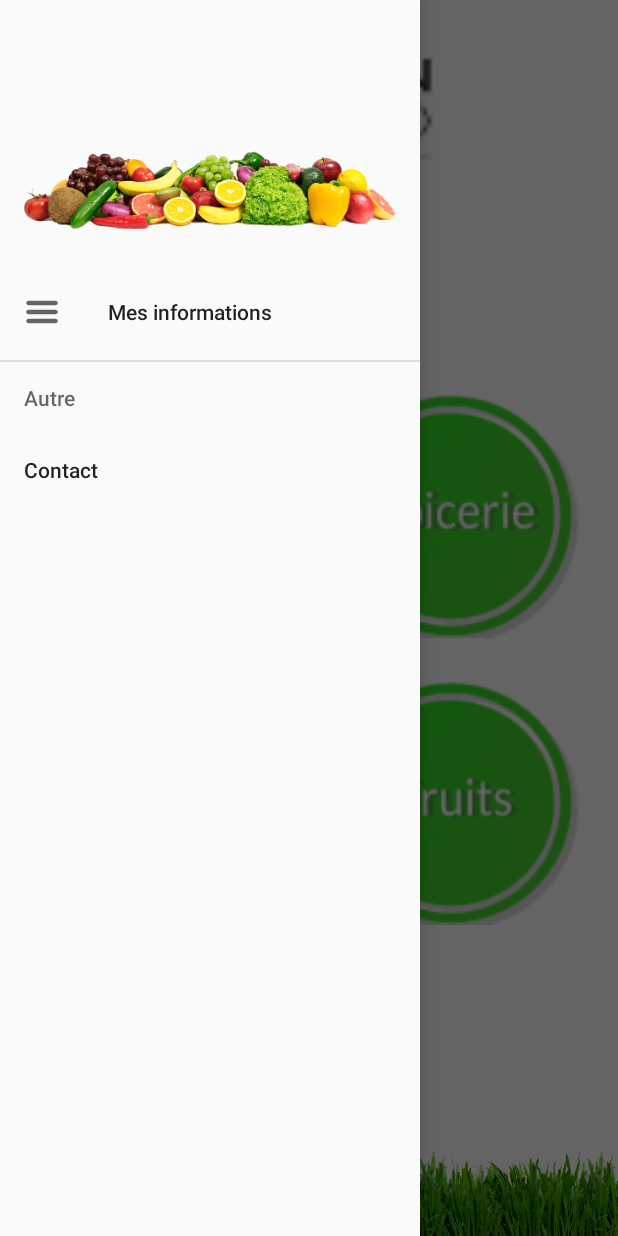
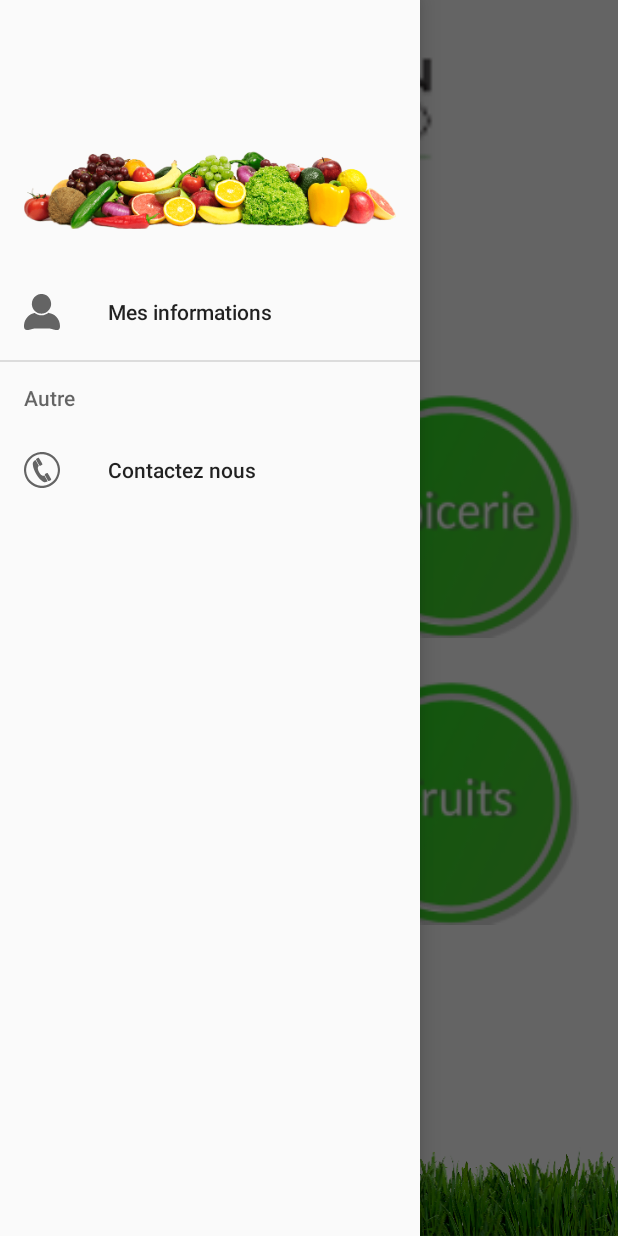
Before and after one commit to jeremywalczak/lesjardinsdecaro, an Android app: the screen it shows after launch (HomePageActivity), with the side drawer open, on a phone screen of 412 x 824 dp. Run offline under Robolectric (Android 15) with nearby library versions, the phone set to English and light mode, and no system bars; our stand-ins replace Picasso; pictures from the network do not load; 5 statements that could not run were skipped.

Commit message:
some fix

```diff
--- a/app/build.gradle
+++ b/app/build.gradle
@@ -43,7 +43,6 @@ dependencies {
 
     implementation 'com.squareup.picasso:picasso:2.71828'
 
-
     implementation 'io.reactivex.rxjava2:rxandroid:2.1.0'
     implementation 'androidx.core:core-ktx:1.1.0-alpha03'
     implementation "org.koin:koin-android:1.0.2"
--- /dev/null
+++ b/app/src/main/res/drawable-hdpi/rounded_black.xml
@@ -0,0 +1,6 @@
+<?xml version="1.0" encoding="utf-8"?>
+<shape xmlns:android="http://schemas.android.com/apk/res/android"
+    android:shape="oval">
+    <solid android:color="@android:color/black" />
+
+</shape>
--- /dev/null
+++ b/app/src/main/res/drawable-hdpi/rounded_grey.xml
@@ -0,0 +1,6 @@
+<?xml version="1.0" encoding="utf-8"?>
+<shape xmlns:android="http://schemas.android.com/apk/res/android"
+    android:shape="oval">
+    <solid android:color="@android:color/darker_gray" />
+
+</shape>
--- /dev/null
+++ b/app/src/main/res/drawable/ic_call.xml
@@ -0,0 +1,22 @@
+<vector xmlns:android="http://schemas.android.com/apk/res/android"
+    android:width="1280dp"
+    android:height="1280dp"
+    android:viewportWidth="1280"
+    android:viewportHeight="1280">
+  <path
+      android:pathData="M614.5,0.6c-21.6,1.3 -39.1,2.8 -53,4.5 -99.5,12.2 -192.7,46.7 -276,102.2 -90.7,60.4 -164.8,143.3 -214.6,240.2 -39.5,76.9 -61.5,154.9 -69,245 -1.7,19.3 -1.7,75.7 0,95 7.5,90.1 29.5,168.1 69,245 61,118.7 157.9,215.6 276.6,276.6 76.9,39.5 154.9,61.5 245,69 19.3,1.7 75.7,1.7 95,-0 90.1,-7.5 168.1,-29.5 245,-69 118.7,-61 215.6,-157.9 276.6,-276.6 39.5,-76.9 61.5,-154.9 69,-245 1.7,-19.3 1.7,-75.7 0,-95 -7.5,-90.1 -29.5,-168.1 -69,-245 -61,-118.7 -157.9,-215.6 -276.6,-276.6 -75.3,-38.7 -153.1,-61 -239,-68.4 -16.4,-1.5 -66.6,-2.7 -79,-1.9zM688.4,78.5c131,11.2 251.9,67.1 346.4,159.9 98,96.3 156.1,221 167.3,359.1 1.5,19.3 1.5,65.7 0,85 -11,135 -66.4,256.7 -160.5,352.3 -96.5,98.1 -220.6,155.9 -359.1,167.3 -19.3,1.6 -65.7,1.6 -85,-0 -138.6,-11.4 -262.8,-69.2 -359.1,-167.2 -94.3,-96.1 -149.3,-216.7 -160.5,-352.4 -1.6,-19.3 -1.6,-65.7 0,-85 11.5,-138.8 69.3,-262.8 167.2,-359.1 87.8,-86.2 198.8,-140.8 318.9,-156.8 41.6,-5.5 83.2,-6.6 124.4,-3.1z"
+      android:fillColor="#8bc34a"
+      android:strokeColor="#00000000"/>
+  <path
+      android:pathData="M506,206.2c-5.4,1.5 -67.9,37.9 -71.6,41.7 -8.3,8.4 -10.2,20.7 -5,30.9 5.4,10.5 114.9,199.8 117.5,203.2 5.8,7.3 18.6,11.6 27.6,9.1 4.6,-1.2 66.2,-36.5 71.5,-40.9 6.8,-5.7 10.5,-17.9 8.1,-26.7 -0.6,-2.2 -27.4,-49.7 -59.6,-105.5 -47.4,-82.2 -59.4,-102.3 -63.1,-105.7 -6.8,-6.4 -16.4,-8.7 -25.4,-6.1z"
+      android:fillColor="#8bc34a"
+      android:strokeColor="#00000000"/>
+  <path
+      android:pathData="M394.2,293.3c-21.4,13 -32.1,20.8 -43.5,31.7 -33.4,31.9 -42.3,63.6 -36.6,129.5 8.2,94.2 54.9,220.1 124.9,336.5 65.7,109.2 144.6,199.6 217.5,249.2 37.5,25.5 60.8,34.3 91,34.3 20.2,-0 37,-4 60.6,-14.5 11,-5 36.5,-18.5 37.4,-19.9 0.3,-0.6 -113.7,-199.2 -119.8,-208.8 -0.6,-1 -1.7,-0.8 -4.7,0.7 -6.9,3.5 -18.3,6.9 -27.2,8 -32.7,4 -71.4,-14.8 -107.3,-52.2 -44.4,-46.2 -79.6,-114.3 -90.5,-175.3 -8.1,-44.8 -2,-80.9 17.5,-103.8 3.3,-3.9 14.4,-13.2 16.6,-13.9 0.8,-0.3 -21.7,-40.1 -59,-104.9 -33.2,-57.4 -60.6,-104.7 -61,-105.1 -0.4,-0.5 -7.5,3.4 -15.9,8.5z"
+      android:fillColor="#8bc34a"
+      android:strokeColor="#00000000"/>
+  <path
+      android:pathData="M822,747c-5.5,0.7 -4.6,0.3 -41.3,21.4 -16.4,9.4 -31.4,18.6 -33.3,20.4 -7.2,6.9 -10.2,18.5 -7.2,27.3 1.7,5 115.5,202.6 119.7,207.8 7.1,9 21.2,11.7 32.6,6.2 8.6,-4.1 61.4,-34.7 65.5,-38 5.6,-4.5 9,-12 9,-20.2 0,-3.7 -0.5,-8.1 -1.2,-9.6 -3.4,-8 -117.5,-204.3 -120.6,-207.5 -6.1,-6.4 -14.1,-9.1 -23.2,-7.8z"
+      android:fillColor="#8bc34a"
+      android:strokeColor="#00000000"/>
+</vector>
--- /dev/null
+++ b/app/src/main/res/drawable/ic_user.xml
@@ -0,0 +1,14 @@
+<vector xmlns:android="http://schemas.android.com/apk/res/android"
+    android:width="1280dp"
+    android:height="1248dp"
+    android:viewportWidth="1280"
+    android:viewportHeight="1248">
+  <path
+      android:pathData="M600.5,0.6c-2.2,0.2 -8.9,0.9 -14.9,1.4 -54.2,5.3 -108.7,25.3 -155.6,57.1 -108.9,73.8 -165.9,202.9 -147,333.1 11.7,80.2 50.7,151.8 112.9,207.5 45.4,40.6 105.7,69.7 166.6,80.2 22,3.9 31.7,4.6 59.5,4.6 27.8,-0 37.5,-0.7 59.5,-4.6 121.8,-21.1 225,-109.6 264.7,-226.9 35.3,-104.3 18.9,-218 -44.2,-307.5 -56.8,-80.4 -143.7,-131.8 -242.5,-143.5 -9.2,-1.1 -51.8,-2.1 -59,-1.4z"
+      android:fillColor="#8bc34a"
+      android:strokeColor="#00000000"/>
+  <path
+      android:pathData="M858.5,659.4c-47.8,36.3 -108.5,62.6 -168.7,73 -24.7,4.3 -34.8,5.1 -67.8,5.1 -31.9,-0 -36.4,-0.3 -61.2,-4.1 -58.6,-8.8 -117.1,-32.6 -166.8,-67.6l-11.4,-8.1 -10.6,1.7c-5.8,1 -18.1,3.8 -27.5,6.1 -80.7,20.4 -152.8,61.6 -212,121 -72.6,72.8 -117,165.5 -129.7,270.4 -2.9,23.8 -3.2,74.1 -0.5,93 5.3,37.8 14.2,58.9 32,75.8 17.1,16.3 42.1,23.4 77.2,22 26.9,-1.1 53.3,-5.5 123,-20.8 81.7,-17.9 119.5,-24.4 169,-29.1 20.5,-1.9 452.5,-1.9 473,-0 49.5,4.7 87.3,11.2 169,29.1 69.7,15.3 96.1,19.7 123,20.8 25.4,1 43.8,-2.1 60.5,-10.3 17.2,-8.4 31.5,-25.4 39,-46.3 7.4,-20.3 10.8,-42 11.7,-73.6 3.4,-123 -45.1,-243.9 -133.2,-332 -70.7,-70.7 -160.8,-115.6 -259.7,-129.4 -20.6,-2.9 -20.1,-3 -28.3,3.3z"
+      android:fillColor="#8bc34a"
+      android:strokeColor="#00000000"/>
+</vector>
--- a/app/src/main/res/layout/fragment_homepage.xml
+++ b/app/src/main/res/layout/fragment_homepage.xml
@@ -38,6 +38,7 @@
             android:clipToPadding="false"
             app:layout_constraintEnd_toEndOf="parent"
             app:layout_constraintStart_toStartOf="parent" />
+
     <ImageView
             android:clickable="true"
             android:layout_width="0dp"
@@ -68,7 +69,7 @@
             app:layout_constraintStart_toStartOf="parent"
             android:layout_marginStart="16dp" app:layout_constraintHorizontal_bias="0.5"
             app:layout_constraintEnd_toStartOf="@+id/fruitsImageView" android:src="@drawable/button_cave"
-            app:layout_constraintBottom_toTopOf="@+id/imageView7"
+            app:layout_constraintBottom_toTopOf="@+id/panierImageView"
             app:layout_constraintTop_toBottomOf="@+id/legumesImageView"
             android:padding="10dp"/>
     <ImageView
@@ -78,7 +79,7 @@
             app:layout_constraintEnd_toEndOf="parent"
             android:layout_marginEnd="16dp" app:layout_constraintStart_toEndOf="@+id/caveImageView"
             app:layout_constraintHorizontal_bias="0.5" android:src="@drawable/button_fruit"
-            app:layout_constraintBottom_toTopOf="@+id/imageView7"
+            app:layout_constraintBottom_toTopOf="@+id/panierImageView"
             app:layout_constraintTop_toBottomOf="@+id/epicerieImageView"
             android:scaleType="fitCenter" android:padding="10dp"/>
     <ImageView
@@ -91,7 +92,7 @@
     <ImageView
             android:layout_width="0dp"
             android:layout_height="0dp"
-            android:id="@+id/imageView7"
+            android:id="@+id/panierImageView"
             app:layout_constraintBottom_toTopOf="@+id/imageView6"
             app:layout_constraintEnd_toEndOf="parent"
             app:layout_constraintStart_toStartOf="parent"
--- a/app/src/main/res/menu/activity_home_page_drawer.xml
+++ b/app/src/main/res/menu/activity_home_page_drawer.xml
@@ -5,7 +5,7 @@
 
     <group android:checkableBehavior="single">
         <item
-                android:icon="@drawable/ic_hamburger_icon"
+                android:icon="@drawable/ic_user"
                 android:id="@+id/nav_myinformations"
                 android:title="Mes informations"/>
     </group>
@@ -14,7 +14,8 @@
         <menu>
             <item
                 android:id="@+id/nav_contact"
-                android:title="Contact"/>
+                android:icon="@drawable/ic_call"
+                android:title="Contactez nous"/>
         </menu>
     </item>
 
```
Also changed, not shown: app/src/main/java/com/jekro/lesjardindecaro/ui/home/HomePageFragment.kt (+10 -4 lines), app/src/main/res/drawable/ic_mail.xml (added, +10 -0 lines).
